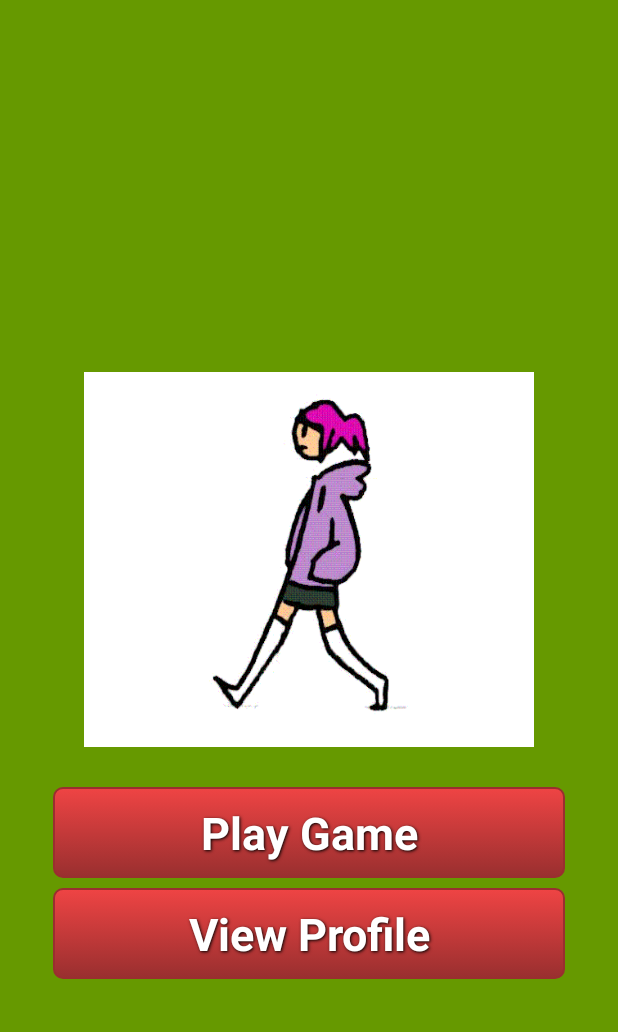
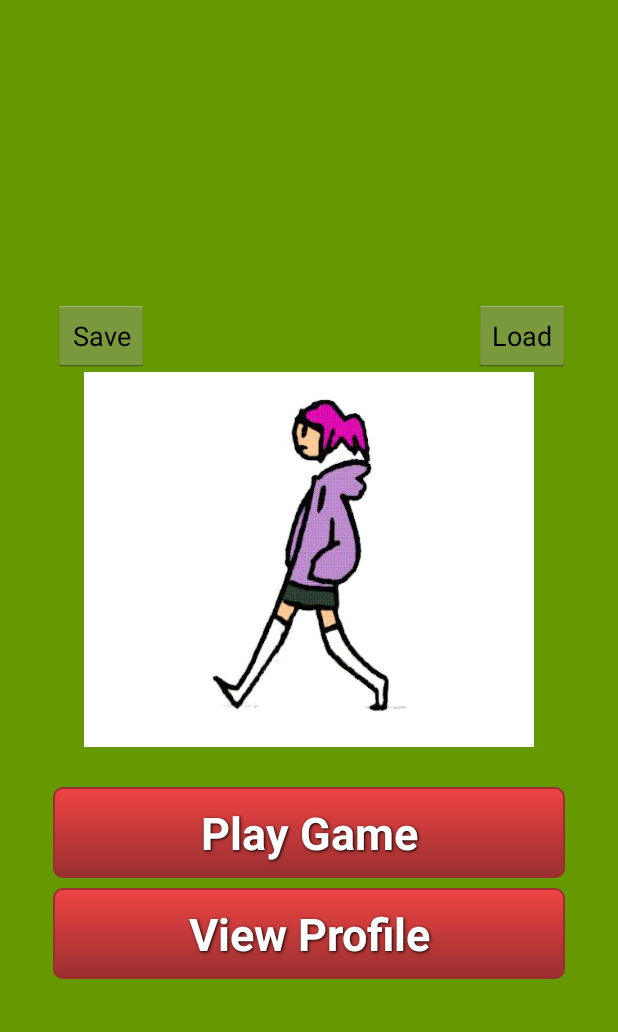
Before and after one commit to DaMexicanJustice/AndroidExam, an Android app: the screen it shows after launch (MainActivity), on a phone screen of 412 x 824 dp, the part 204-1236 px from its top. Run offline under Robolectric (Android 15) with nearby library versions, the phone set to English and light mode, and no system bars; plain views replace GifTextView; 5 statements that could not run were skipped.

Commit message:
Implemented alternate solution to using SQLite to save user data

```diff
--- a/kotlin-anko-template/app/src/main/java/dk/cphbusiness/template/MainFragment.kt
+++ b/kotlin-anko-template/app/src/main/java/dk/cphbusiness/template/MainFragment.kt
@@ -27,6 +27,8 @@ class MainFragment(val activity: MainActivity) : Fragment() {
             activity.startMapActivity()
         }
         view.profileBtn.onClick { activity.showStats() }
+        view.saveBtn.onClick {activity.testSave()}
+        view.loadBtn.onClick {activity.testLoad()}
     }
 
 }
--- a/kotlin-anko-template/app/src/main/java/dk/cphbusiness/template/user/User.kt
+++ b/kotlin-anko-template/app/src/main/java/dk/cphbusiness/template/user/User.kt
@@ -9,8 +9,8 @@ import java.io.Serializable
 data class User(
         val userID: Int,
         //var userName: String,
-        var totalMWalked: Int,
-        var bestSprint : Int,
+        var totalMWalked: Float,
+        var bestSprint : Float,
         var markersDiscovered : Int
 ) : Serializable
 
--- a/kotlin-anko-template/app/src/main/res/layout/main_fragment.xml
+++ b/kotlin-anko-template/app/src/main/res/layout/main_fragment.xml
@@ -10,6 +10,24 @@
     android:paddingTop="@dimen/activity_vertical_margin"
     android:background="@android:color/holo_green_dark"
     tools:context="dk.cphbusiness.template.MainActivity">
+
+    <Button
+        android:id="@+id/loadBtn"
+        android:layout_width="wrap_content"
+        android:layout_height="wrap_content"
+        android:layout_above="@+id/gifTextView"
+        android:layout_alignParentEnd="true"
+        android:layout_alignParentRight="true"
+        android:text="Load" />
+
+    <Button
+        android:id="@+id/saveBtn"
+        android:layout_width="wrap_content"
+        android:layout_height="wrap_content"
+        android:layout_above="@+id/gifTextView"
+        android:layout_alignLeft="@+id/playBtn"
+        android:layout_alignStart="@+id/playBtn"
+        android:text="Save" />
 
     <ImageView
         android:layout_width="wrap_content"
@@ -25,7 +43,8 @@
         android:background="@drawable/walk"
         android:layout_above="@+id/playBtn"
         android:layout_centerHorizontal="true"
-        android:layout_marginBottom="23dp" />
+        android:layout_marginBottom="23dp"
+        android:id="@+id/gifTextView" />
 
     <Button
         android:id="@+id/playBtn"
```
Also changed, not shown: kotlin-anko-template/app/src/main/java/dk/cphbusiness/template/MainActivity.kt (+24 -0 lines), kotlin-anko-template/app/src/main/java/dk/cphbusiness/template/MapActivity.kt (+31 -3 lines), kotlin-anko-template/app/src/main/java/dk/cphbusiness/template/system/SaveLoad.kt (added, +36 -0 lines), kotlin-anko-template/app/src/main/java/dk/cphbusiness/template/user/UserController.kt (+38 -2 lines).
